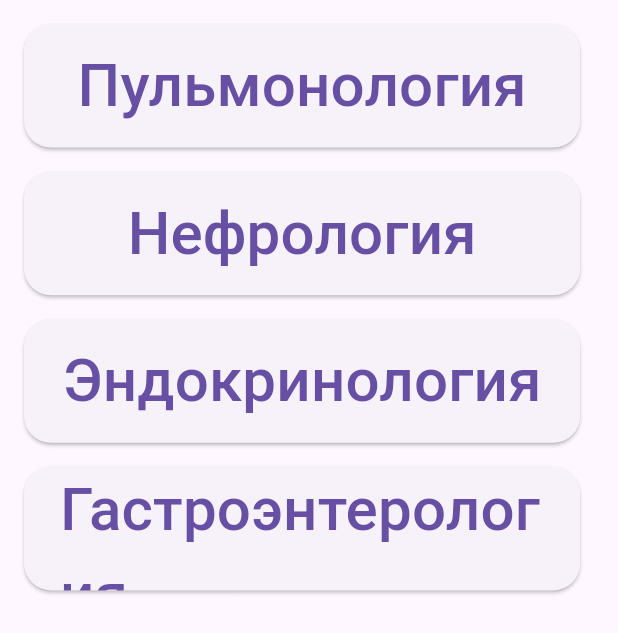
After one commit to Vol-vo/burdenko_app, a Flutter app: the screen it shows after launch, after a tap on "Дневники", on a phone screen of 412 x 824 dp. The commit adds this screen. Shown: the top 633 px of the screen. Run offline on Flutter 3.47's test engine with Material 3 defaults, Android fonts, the phone set to English and light mode, and no system bars; our stand-ins replace easy_debounce, share_plus.

Commit message:
add new screen and build custom appbar

```diff
--- /dev/null
+++ b/assets/json_data/logbook_list.json
@@ -0,0 +1,26 @@
+[
+  {
+    "title" : "Пульмонология",
+    "navigator" : "/currentLogbook",
+    "image" : "",
+    "params" : []
+  },
+  {
+    "title" : "Нефрология",
+    "navigator" : "/currentLogbook",
+    "image" : "",
+    "params" : []
+  },
+  {
+    "title" : "Эндокринология",
+    "navigator" : "/currentLogbook",
+    "image" : "",
+    "params" : []
+  },
+  {
+    "title" : "Гастроэнтерология",
+    "navigator" : "/currentLogbook",
+    "image" : "",
+    "params" : []
+  }
+]
--- a/lib/features/logbook/data/logbook.dart
+++ b/lib/features/logbook/data/logbook.dart
@@ -1,8 +1,14 @@
-import 'package:flutter/material.dart';
-
 import 'package:burdenko/features/logbook/models/selectable_parameter.dart';
 class Logbook{  //
-  final List<SelectableParameter> params = [];
+  final List<SelectableParameter> params;
   late String title;
-  late Image image;
+  late String image;
+  late String navigator;
+
+  Logbook({
+    required this.title,
+    required this.navigator,
+    required this.image,
+    required this.params
+  });
 }
--- a/lib/features/logbook/repositories/repositories_button_on_main_page.dart
+++ b/lib/features/logbook/repositories/repositories_button_on_main_page.dart
@@ -1,8 +1,6 @@
 import 'dart:convert';
-
+import 'package:flutter/services.dart';
 import 'package:burdenko/features/logbook/data/button_on_main_page.dart';
-import 'package:flutter/services.dart';
-
 
 class RepositoriesButtonOnMainPage{
 
--- /dev/null
+++ b/lib/features/logbook/repositories/repositories_logbook_list.dart
@@ -0,0 +1,22 @@
+import 'dart:convert';
+import 'package:burdenko/features/logbook/data/export_dnevnicki_general.dart';
+import 'package:flutter/services.dart';
+import 'package:burdenko/features/logbook/data/logbook.dart';
+import 'package:burdenko/features/logbook/models/selectable_parameter.dart';
+
+class RepositoriesLogBookList {
+  Future<List<Logbook>> getLogbookList(String fileString) async {
+    final List<dynamic> listJson =
+        jsonDecode(await rootBundle.loadString(fileString));
+    List<Logbook> logbookList = [];
+    for (int i = 0; i < listJson.length; i++) {
+      logbookList.add(Logbook(
+        title: listJson[i]["title"],
+        navigator: listJson[i]["navigator"],
+        image: listJson[i]["image"],
+        params: List<SelectableParameter>.from(listJson[i]["params"])
+      ));
+    }
+    return logbookList;
+  }
+}
--- a/lib/features/logbook/view/export_view_all.dart
+++ b/lib/features/logbook/view/export_view_all.dart
@@ -2,5 +2,5 @@ export 'widgets/dnevnicki_list_screen.dart';
 export 'widgets/file_picker_screen.dart';
 export 'widgets/text_parameter_input.dart';
 export 'main_screen.dart';
-export 'logbook_view/logbook_list.dart';
+export 'logbook_view/logbook_list_screen.dart';
 export 'logbook_view/current_logbook.dart';
--- /dev/null
+++ b/lib/features/logbook/view/logbook_view/logbook_list_screen.dart
@@ -0,0 +1,79 @@
+import 'package:flutter/material.dart';
+import 'dart:async';
+import 'package:burdenko/features/logbook/data/logbook.dart';
+import 'package:burdenko/features/logbook/repositories/repositories_logbook_list.dart';
+
+class LogbookListScreen extends StatefulWidget {
+  const LogbookListScreen({super.key});
+
+  @override
+  State<LogbookListScreen> createState() => _LogbookListScreenState();
+}
+
+class _LogbookListScreenState extends State<LogbookListScreen> {
+  final repository = RepositoriesLogBookList();
+
+  late final Completer<List<Logbook>> logbookList;
+
+  @override
+  void initState() {
+    super.initState();
+    logbookList = Completer();
+    repository
+        .getLogbookList('assets/json_data/logbook_list.json')
+        .then((value) {
+      logbookList.complete(value);
+    });
+  }
+
+  @override
+  Widget build(BuildContext context) {
+    return Scaffold(
+      body: SingleChildScrollView(
+          child: SafeArea(
+        child: Column(
+          children: [
+            Padding(
+              padding: const EdgeInsets.all(8.0),
+              child: FutureBuilder(
+                  future: logbookList.future,
+                  builder: (context, state) {
+                    if (!state.hasData) {
+                      return const Center(child: CircularProgressIndicator());
+                    }
+                    return Column(
+                      children: state.data!
+                          .map((e) => Padding(
+                        padding: const EdgeInsets.all(8.0),
+                        child: SizedBox(
+                          width:
+                          MediaQuery.of(context).size.width * 0.9,
+                          height: MediaQuery.of(context).size.height *
+                              0.1,
+                          child: ElevatedButton(
+                              onPressed: () {
+                                Navigator.pushNamed(
+                                    context, e.navigator, arguments: e);
+                              },
+                              style: ElevatedButton.styleFrom(
+                                shape: RoundedRectangleBorder(
+                                  // Border
+                                  borderRadius:
+                                  BorderRadius.circular(18.0),
+                                ),
+                              ),
+                              child: Text(e.title,
+                                  style:
+                                  const TextStyle(fontSize: 40))),
+                        ),
+                      ))
+                          .toList(),
+                    );
+                  }),
+            )
+          ],
+        ),
+      )),
+    );
+  }
+}
--- a/lib/features/logbook/view/widgets/dnevnicki_list_screen.dart
+++ b/lib/features/logbook/view/widgets/dnevnicki_list_screen.dart
@@ -14,7 +14,6 @@ class DnevnickiListScreen extends StatelessWidget {
           separatorBuilder: (context, i) => const Divider(),
           itemCount: dnevnickiList.length,
           itemBuilder: (context, i) => ListTile(
-            leading: dnevnickiList[i].image,
             title: Text(dnevnickiList[i].title),
             trailing: const Icon(Icons.arrow_forward_ios_sharp),
             onTap: () => Navigator.pushNamed(context, "/dnevnicki_general",
--- a/lib/features/router/routes.dart
+++ b/lib/features/router/routes.dart
@@ -2,5 +2,6 @@ import 'package:burdenko/features/logbook/view/export_view_all.dart';
 
 final routes = {
   "/" : (context) => const MainScreen(),
-  "/logbook" : (context) => const LogbookList()
+  "/logbook" : (context) => const LogbookListScreen(),
+  "/currentLogbook" : (context) => const CurrentLogbook()
 };
--- a/lib/features/theme/theme.dart
+++ b/lib/features/theme/theme.dart
@@ -1,7 +1,3 @@
 import 'package:flutter/material.dart';
 
-final lightTheme = ThemeData(
-    colorScheme: ColorScheme.fromSeed(seedColor: Colors.deepPurple),
-    useMaterial3: true,
-    dividerColor: Colors.grey
-);
+final lightTheme = ThemeData.light();
--- a/pubspec.yaml
+++ b/pubspec.yaml
@@ -86,6 +86,7 @@ flutter:
     - assets/images/Gastro.png
     - assets/images/Gastro2.png
     - assets/json_data/button_on_main_screen.json
+    - assets/json_data/logbook_list.json
 
   # An image asset can refer to one or more resolution-specific "variants", see
   # https://flutter.dev/assets-and-images/#resolution-aware
```
Also changed, not shown: lib/features/logbook/data/button_on_main_page.dart (+0 -7 lines), lib/features/logbook/view/logbook_view/current_logbook.dart (+48 -1 lines), lib/features/logbook/view/logbook_view/logbook_list.dart (deleted, +0 -15 lines), lib/features/logbook/data/button_on_main_page.g.dart (deleted), pubspec.lock.
